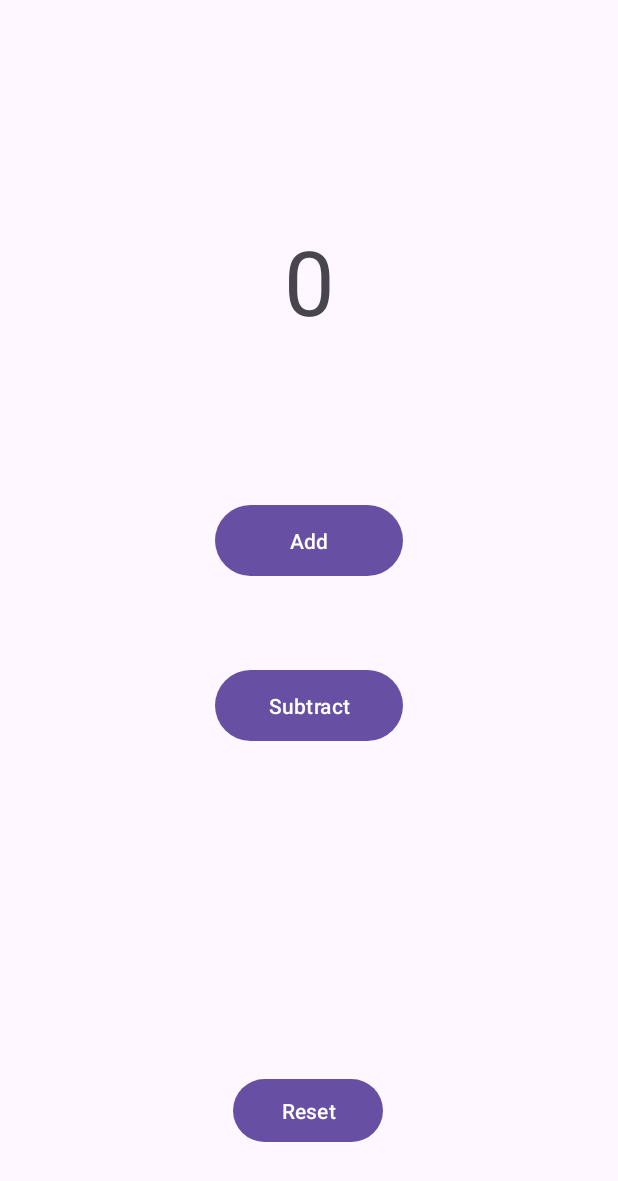
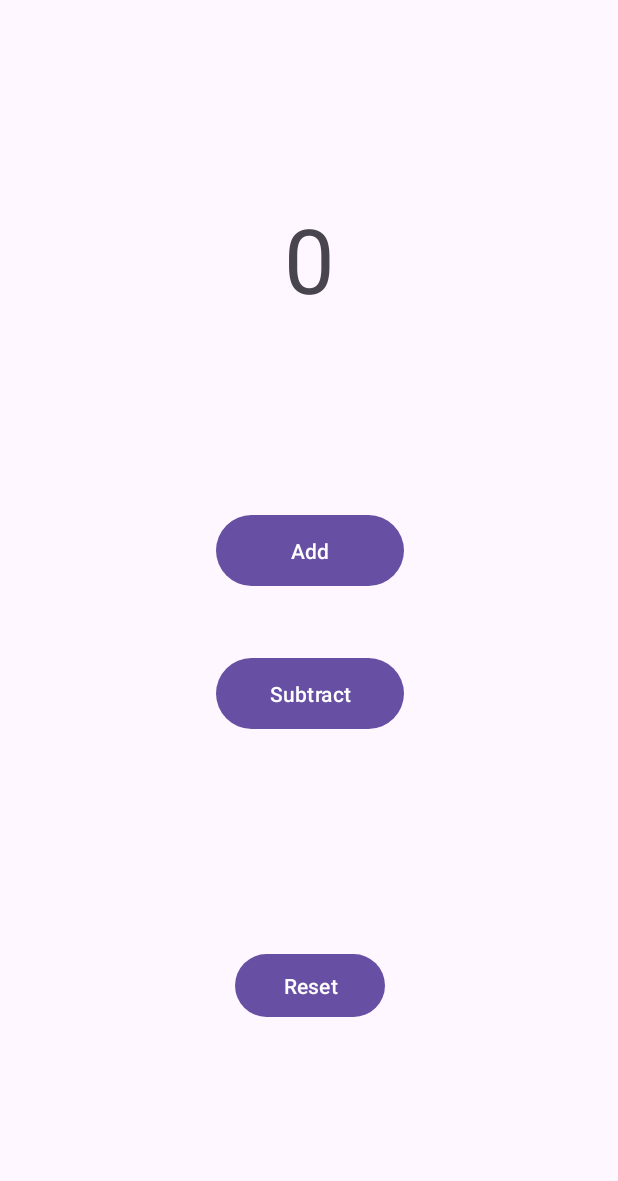
Before and after one commit to BenQuam6/People_Counter, an Android app: the screen it shows after launch (MainActivity), on a phone screen of 412 x 824 dp. Shown: the top 1181 px of the screen. Run offline under Robolectric (Android 15) with nearby library versions, the phone set to English and light mode, and no system bars.

Commit message:
layout update

```diff
--- a/app/src/main/java/com/example/peoplecouter/MainActivity.kt
+++ b/app/src/main/java/com/example/peoplecouter/MainActivity.kt
@@ -22,18 +22,22 @@ class MainActivity : AppCompatActivity() {
             timesClicked += 1
 
             counter.text = timesClicked.toString()
+            Toast.makeText(this,"Count Added", Toast.LENGTH_SHORT).show()
         }
 
         btnClickMeS.setOnClickListener{
             timesClicked -= 1
 
             counter.text = timesClicked.toString()
+            Toast.makeText(this,"Count Removed", Toast.LENGTH_SHORT).show()
         }
 
         btnClickMeR.setOnClickListener{
             timesClicked = 0
 
             counter.text = timesClicked.toString()
+
+            Toast.makeText(this,"Count Rest", Toast.LENGTH_SHORT).show()
         }
 
     }
--- a/app/src/main/res/layout/activity_main.xml
+++ b/app/src/main/res/layout/activity_main.xml
@@ -10,51 +10,43 @@
         android:id="@+id/Counter"
         android:layout_width="75dp"
         android:layout_height="75dp"
-        android:layout_marginTop="136dp"
         android:text="0"
         android:textAlignment="center"
         android:textSize="60sp"
         app:layout_constraintBottom_toTopOf="@+id/addButton"
         app:layout_constraintEnd_toEndOf="parent"
         app:layout_constraintStart_toStartOf="parent"
-        app:layout_constraintTop_toTopOf="parent"
-        app:layout_constraintVertical_bias="0.0" />
+        app:layout_constraintTop_toTopOf="parent" />
 
     <Button
         android:id="@+id/addButton"
         android:layout_width="125dp"
         android:layout_height="55dp"
-        android:layout_marginTop="100dp"
-        android:layout_marginBottom="22dp"
+        android:layout_marginBottom="40dp"
         android:text="Add"
         app:layout_constraintBottom_toTopOf="@+id/subtractButton"
-        app:layout_constraintEnd_toEndOf="parent"
-        app:layout_constraintStart_toStartOf="parent"
-        app:layout_constraintTop_toBottomOf="@+id/Counter" />
+        app:layout_constraintEnd_toEndOf="@+id/Counter"
+        app:layout_constraintStart_toStartOf="@+id/Counter" />
 
     <Button
         android:id="@+id/subtractButton"
         android:layout_width="125dp"
         android:layout_height="55dp"
-        android:layout_marginTop="22dp"
-        android:layout_marginBottom="191dp"
+        android:layout_marginTop="100dp"
         android:text="Subtract"
-        app:layout_constraintBottom_toTopOf="@+id/resetButton"
-        app:layout_constraintEnd_toEndOf="parent"
-        app:layout_constraintStart_toStartOf="parent"
-        app:layout_constraintTop_toBottomOf="@+id/addButton" />
+        app:layout_constraintBottom_toBottomOf="parent"
+        app:layout_constraintEnd_toEndOf="@+id/Counter"
+        app:layout_constraintStart_toStartOf="@+id/Counter"
+        app:layout_constraintTop_toTopOf="parent" />
 
     <Button
         android:id="@+id/resetButton"
         android:layout_width="100dp"
         android:layout_height="50dp"
-        android:layout_marginTop="15dp"
-        android:layout_marginBottom="48dp"
         android:text="Reset"
         app:layout_constraintBottom_toBottomOf="parent"
-        app:layout_constraintEnd_toEndOf="parent"
-        app:layout_constraintHorizontal_bias="0.498"
-        app:layout_constraintStart_toStartOf="parent"
+        app:layout_constraintEnd_toEndOf="@+id/subtractButton"
+        app:layout_constraintStart_toStartOf="@+id/subtractButton"
         app:layout_constraintTop_toBottomOf="@+id/subtractButton" />
 
 </androidx.constraintlayout.widget.ConstraintLayout>
```
